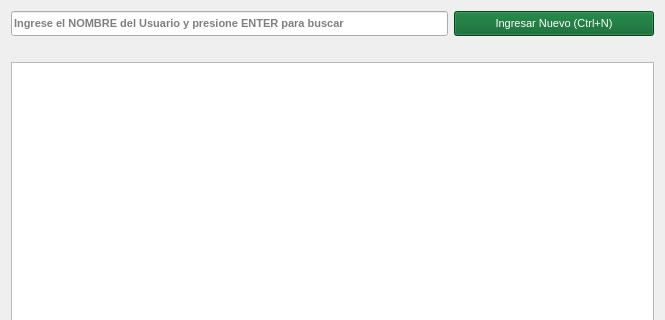
Qt form gui/listas/listaUsuarios.ui (shae-ra/sindicato) before a commit; both pictures show x 0 to 665 and y 0 to 320 of the 665 by 543 pixel window.
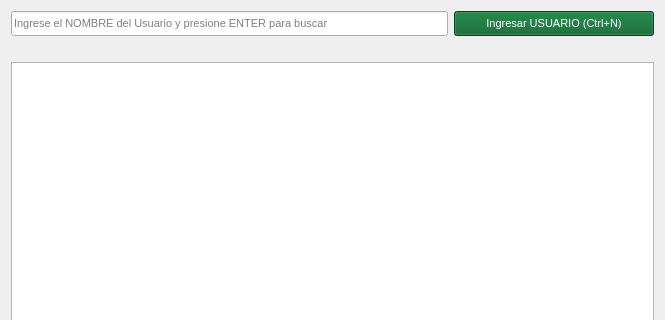
The same form after that commit. Icons and pictures are not drawn.

The edit to the form file:
```diff
--- a/gui/listas/listaUsuarios.ui
+++ b/gui/listas/listaUsuarios.ui
@@ -28,8 +28,8 @@
         <font>
          <family>Arial</family>
          <pointsize>8</pointsize>
-         <weight>75</weight>
-         <bold>true</bold>
+         <weight>50</weight>
+         <bold>false</bold>
         </font>
        </property>
        <property name="mouseTracking">
@@ -80,7 +80,7 @@
 </string>
        </property>
        <property name="text">
-        <string>Ingresar Nuevo (Ctrl+N)</string>
+        <string>Ingresar USUARIO (Ctrl+N)</string>
        </property>
        <property name="icon">
         <iconset>
```
